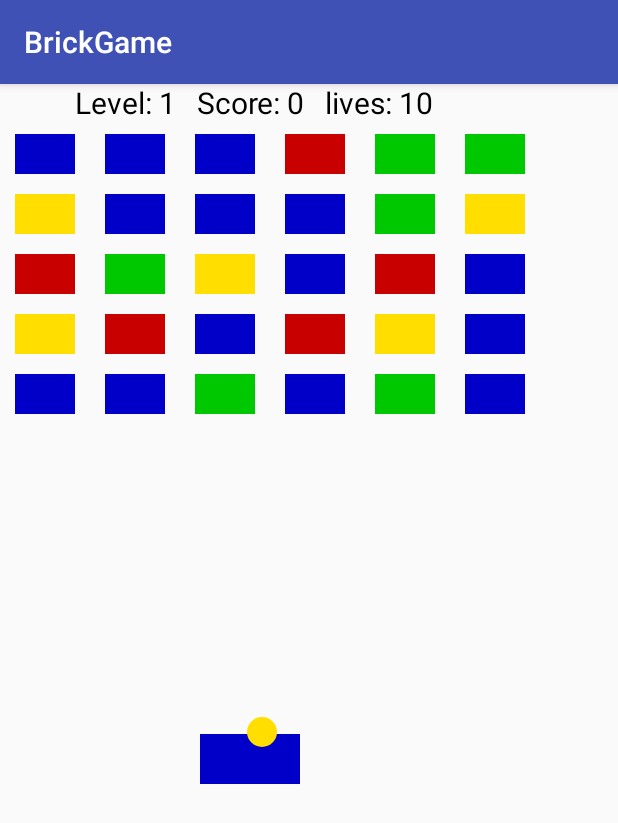
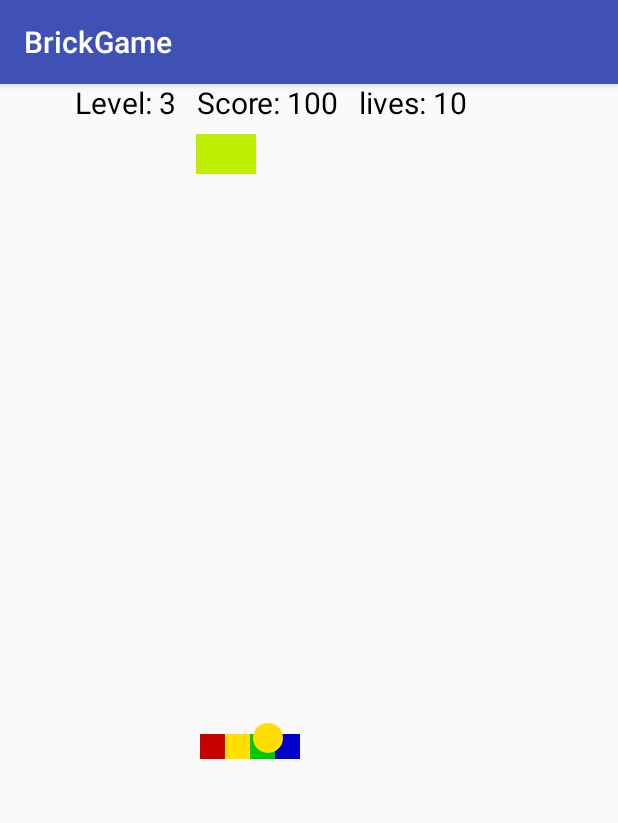
Before and after one commit to valbyte96/BrickGame, an Android app: the MainActivity screen opened directly, with no data from a screen before it, on a phone screen of 412 x 824 dp. Shown: the top 823 px of the screen. Run offline under Robolectric (Android 15) with nearby library versions, the phone set to English and light mode, and no system bars.

Commit message:
added two designs for paddle

```diff
--- a/BrickGame/app/src/main/java/com/brickgame/valbyte96/brickgame/BrickView.java
+++ b/BrickGame/app/src/main/java/com/brickgame/valbyte96/brickgame/BrickView.java
@@ -33,7 +33,7 @@
     private int score = 0;
     private int nRows = 5;
     private int nCols = 6;
-    private int level = 1;
+    private int level = 3;
     private Brick[][] brickArray = new Brick[nRows][nCols];
     private Brick[] levelTwoArray = new Brick[42];
     private Brick[] levelThreeArray = new Brick[1];//GOHERE
@@ -74,10 +74,12 @@
 
         //initialize objects
         mPaint = new Paint();
-        mPaddle = new Paddle(200,650,getContext());
+        mPaddle = new Paddle(200,650,getContext(),colorArray);
         mBall = new Ball(250,630);
         mBoard=new ScoreBoard(75,30);
         vib=(Vibrator) getContext().getSystemService(Context.VIBRATOR_SERVICE);
+        mp = MediaPlayer.create(getContext(), R.raw.small);
+
 
 
         //SET UP LEVEL 1
@@ -195,7 +197,7 @@
             mBall.setLocation(mPaddle.getX() + 50, mPaddle.getY());
 
         }
-        if(level==3){ //check to see if user has won
+        if(level==4){ //check to see if user has won
             gameWon();//@TODO change this to user wins
         }
         else if(lives<0){//check to see if user has lost
@@ -209,7 +211,6 @@
             mBall.draw(canvas, mPaint);
             mPaint.setColor(Color.rgb(0, 0, 0));
             mBoard.draw(canvas, mPaint, score, level, lives);
-            mp = MediaPlayer.create(getContext(), R.raw.small);
 
 
 
@@ -290,6 +291,7 @@
             } else if (level == 2) {
                 for (int i = 0; i < levelTwoArray.length; i++) {
                     if (levelTwoArray[i].isTouched(mBall.getX(), mBall.getY())) {
+                     //   mp.start();
                         score += 200;
                         undrawn += 1;
                         if(dx<0){
--- a/BrickGame/app/src/main/java/com/brickgame/valbyte96/brickgame/Paddle.java
+++ b/BrickGame/app/src/main/java/com/brickgame/valbyte96/brickgame/Paddle.java
@@ -16,12 +16,14 @@
     private float x;
     private float y;
     private Vibrator v;
+    private int[] colors;
 
     //constructor
-    public Paddle(float x, float y, Context context){
+    public Paddle(float x, float y, Context context, int[] colors){
         this.x=x;
         this.y=y;
         this.v =(Vibrator) context.getSystemService(Context.VIBRATOR_SERVICE);
+        this.colors=colors;
 
     }
 
@@ -39,13 +41,32 @@
     }
 
     public void draw(Canvas canvas, Paint paint){
-        canvas.drawRect(x,y,x+100,y+50,paint);
+        //design 1
+        paint.setColor(colors[0]);
+        canvas.drawRect(x,y,x+25,y+25,paint);
+        paint.setColor(colors[3]);
+        canvas.drawRect(x+25,y,x+50,y+25,paint);
+        paint.setColor(colors[1]);
+        canvas.drawRect(x+50,y,x+75,y+25,paint);
+        paint.setColor(colors[2]);
+        canvas.drawRect(x+75,y,x+100,y+25,paint);
+
+        //design 2
+//        paint.setColor(colors[2]);
+//        canvas.drawRect(x,y,x+100,y+6,paint);
+//        paint.setColor(colors[0]);
+//        canvas.drawRect(x,y+6,x+100,y+12,paint);
+//        paint.setColor(colors[3]);
+//        canvas.drawRect(x,y+12,x+100,y+18,paint);
+//        paint.setColor(colors[1]);
+//        canvas.drawRect(x,y+18,x+100,y+24,paint);
+
 
     }
 
     public boolean reflect(float bX, float bY){
 
-        if (bX>=x&&bX<=x+100&& bY>=y&&bY<=y+50){
+        if (bX>=x&&bX<=x+200&& bY>=y&&bY<=y+50){
            // v.vibrate(100);
             return true;
         }
```
